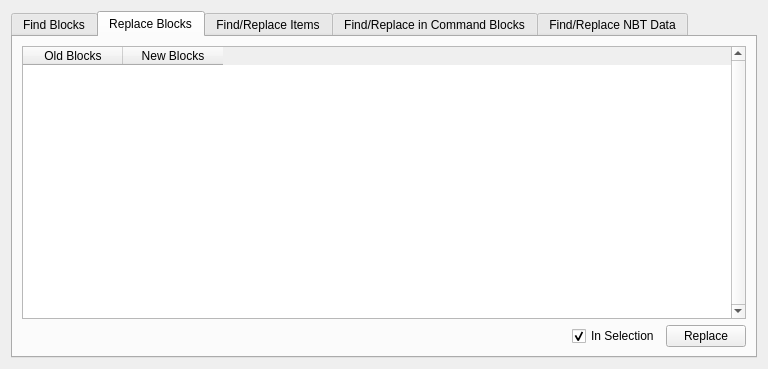
This is src/mcedit2/ui/find_replace.ui in mcedit/mcedit2 as Qt 5 draws it before an edit. The edited form follows.
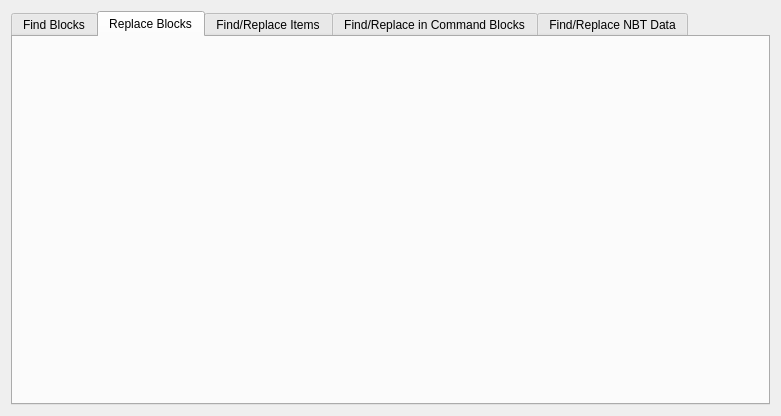
This is the edited form. The open tabs and pages were chosen to show the change.

Commit message: Extract block replacement list to its own widget

Diff of the .ui file:
```diff
--- a/src/mcedit2/ui/find_replace.ui
+++ b/src/mcedit2/ui/find_replace.ui
@@ -6,8 +6,8 @@
    <rect>
     <x>0</x>
     <y>0</y>
-    <width>768</width>
-    <height>369</height>
+    <width>781</width>
+    <height>416</height>
    </rect>
   </property>
   <property name="windowTitle">
@@ -28,68 +28,6 @@
       <attribute name="title">
        <string>Replace Blocks</string>
       </attribute>
-      <layout class="QVBoxLayout" name="verticalLayout_3">
-       <item>
-        <widget class="QTableWidget" name="findReplaceTable">
-         <property name="verticalScrollBarPolicy">
-          <enum>Qt::ScrollBarAlwaysOn</enum>
-         </property>
-         <property name="alternatingRowColors">
-          <bool>true</bool>
-         </property>
-         <property name="selectionMode">
-          <enum>QAbstractItemView::NoSelection</enum>
-         </property>
-         <attribute name="verticalHeaderVisible">
-          <bool>false</bool>
-         </attribute>
-         <column>
-          <property name="text">
-           <string>Old Blocks</string>
-          </property>
-         </column>
-         <column>
-          <property name="text">
-           <string>New Blocks</string>
-          </property>
-         </column>
-        </widget>
-       </item>
-       <item>
-        <layout class="QHBoxLayout" name="horizontalLayout_4">
-         <item>
-          <spacer name="horizontalSpacer">
-           <property name="orientation">
-            <enum>Qt::Horizontal</enum>
-           </property>
-           <property name="sizeHint" stdset="0">
-            <size>
-             <width>40</width>
-             <height>20</height>
-            </size>
-           </property>
-          </spacer>
-         </item>
-         <item>
-          <widget class="QCheckBox" name="replaceBlocksInSelectionCheckbox">
-           <property name="text">
-            <string>In Selection</string>
-           </property>
-           <property name="checked">
-            <bool>true</bool>
-           </property>
-          </widget>
-         </item>
-         <item>
-          <widget class="QPushButton" name="blocksReplaceButton">
-           <property name="text">
-            <string>Replace</string>
-           </property>
-          </widget>
-         </item>
-        </layout>
-       </item>
-      </layout>
      </widget>
      <widget class="QWidget" name="itemsTab">
       <attribute name="title">
```
Left out of the diff: 4 changed lines with no effect on the pictures. The commit also changes 6 other files.
